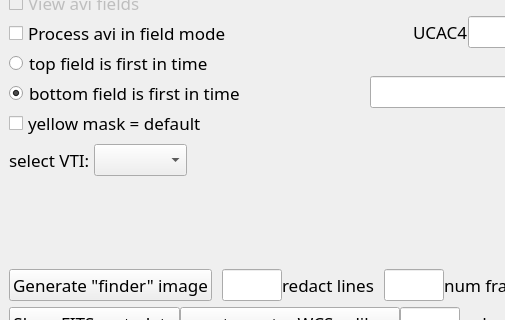
Above: src/pymovie/PyMovie.ui from bob-anderson-ok/pymovie before the change; both pictures show x 0 to 505 and y 323 to 643 of the 1072 by 996 pixel window. Below: the same form after it.
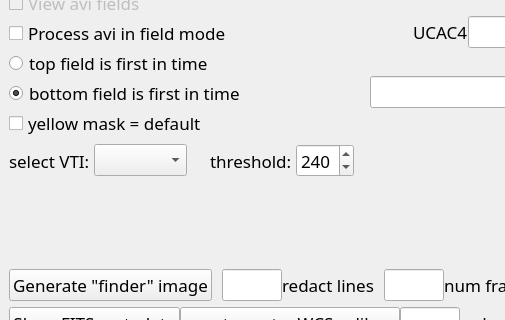
That is the form after the change. Custom widgets are drawn as their Qt base class.

```diff
--- a/src/pymovie/PyMovie.ui
+++ b/src/pymovie/PyMovie.ui
@@ -898,6 +898,36 @@
              </property>
             </widget>
            </item>
+           <item>
+            <widget class="QLabel" name="vtiSpacerLabel">
+             <property name="text">
+              <string>     </string>
+             </property>
+            </widget>
+           </item>
+           <item>
+            <widget class="QLabel" name="vtiThresholdLabel">
+             <property name="toolTip">
+              <string>&lt;html&gt;&lt;head/&gt;&lt;body&gt;&lt;p&gt;During timestamp optical character recognition, the pixels in the character selection box are set to zero if they are less than the value in this spinner. This is useful in suppressing the background (stars; bright sky) that surrounds the character pixels.&lt;/p&gt;&lt;/body&gt;&lt;/html&gt;</string>
+             </property>
+             <property name="text">
+              <string>threshold: </string>
+             </property>
+            </widget>
+           </item>
+           <item>
+            <widget class="QSpinBox" name="vtiThresholdSpinner">
+             <property name="maximum">
+              <number>255</number>
+             </property>
+             <property name="singleStep">
+              <number>5</number>
+             </property>
+             <property name="value">
+              <number>240</number>
+             </property>
+            </widget>
+           </item>
            <item>
             <spacer name="horizontalSpacer_10">
              <property name="orientation">
```
